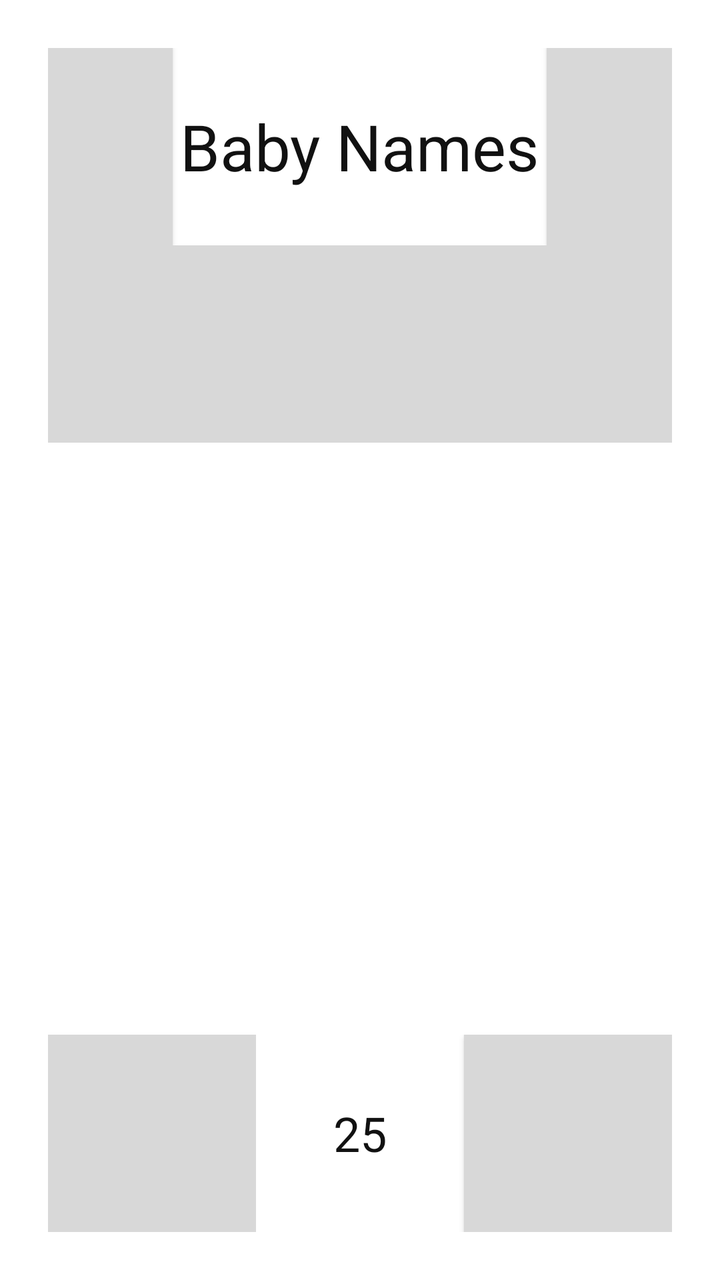
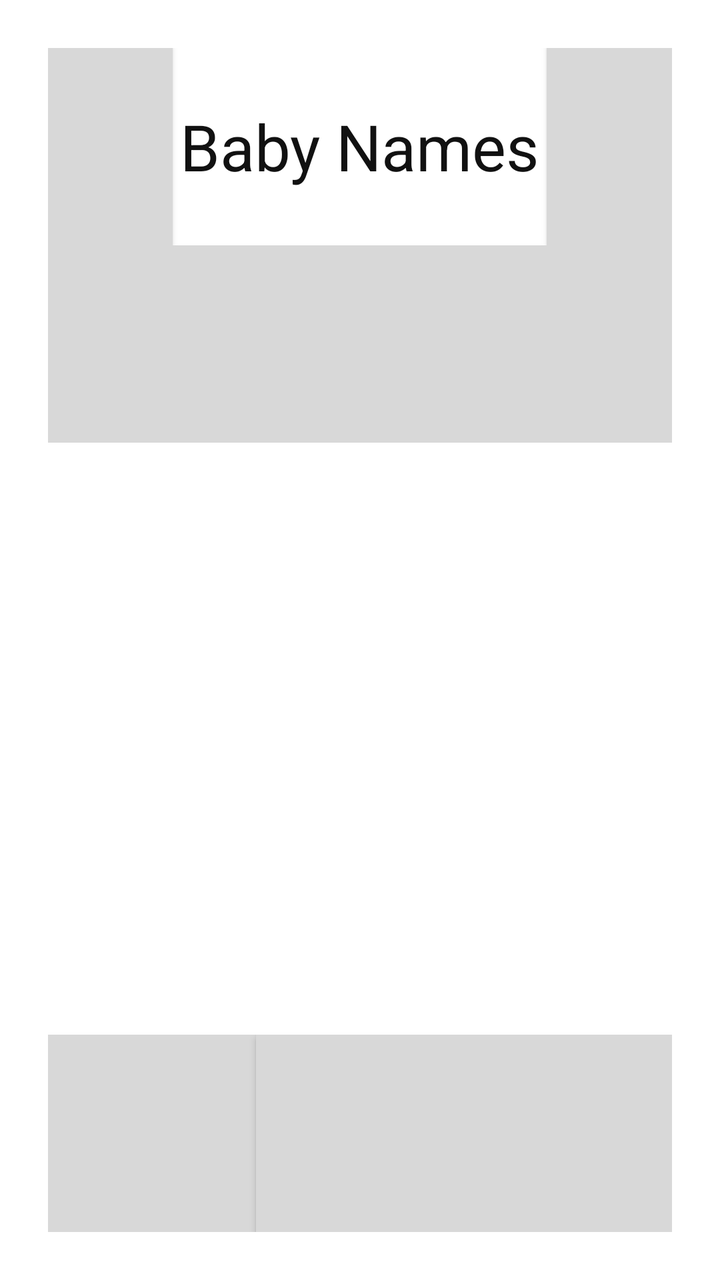

Compare the two renders of this Android layout. The source of the first and the diff that turns it into the second are given below.
<!-- AndroidManifest.xml: application theme AppTheme -->
<!-- res/layout/home.xml -->
<LinearLayout
     xmlns:android="http://schemas.android.com/apk/res/android"
     xmlns:tools="http://schemas.android.com/tools"
     android:id="@+id/bg"
     android:background="@color/white"
     android:orientation="vertical"
     android:layout_width="match_parent"
     android:layout_height="match_parent"
     android:padding="@dimen/largeMargin"
     tools:context=".Home">

     <LinearLayout
          android:orientation="horizontal"
          android:layout_width="fill_parent"
          android:layout_height="0dp"
          android:layout_weight="1">

          <Button
               android:id="@+id/account"
               android:onClick="account"
               android:text=""
               android:foreground="@drawable/tool_account" android:foregroundGravity="center"
               android:gravity="center"
               android:padding="@dimen/smallMargin"
               android:layout_height="fill_parent"
               android:layout_width="0dp"
               android:layout_weight="1"
               android:background="@color/gray"
               android:layout_gravity="center_horizontal"/>

          <TextView
               android:id="@+id/homePage"
               android:text="@string/homePage"
               android:textColor="@color/text_primary"
               android:gravity="center"
               android:textSize="@dimen/largeText"
               android:layout_height="fill_parent"
               android:layout_width="0dp"
               android:layout_weight="3"/>

          <Button
               android:id="@+id/myList"
               android:onClick="myList"
               android:text=""
               android:foreground="@drawable/tool_star" android:foregroundGravity="center"
               android:gravity="center"
               android:padding="@dimen/smallMargin"
               android:layout_width="0dp"
               android:layout_height="fill_parent"
               android:layout_weight="1"
               android:background="@color/gray"/>

     </LinearLayout>

     <LinearLayout
          android:orientation="horizontal"
          android:id="@+id/genderButtonsLayout"
          android:gravity="center"
          android:layout_height="0dp"
          android:layout_width="fill_parent"
          android:layout_weight="1">

          <Button
               android:id="@+id/boys"
               android:onClick="boys"
               android:text=""
               android:foreground="@drawable/ic_boy" android:foregroundGravity="center"
               android:gravity="center"
               android:padding="@dimen/smallMargin"
               android:layout_width="0dp"
               android:layout_height="fill_parent"
               android:layout_weight="1"
               android:background="@color/gray"/>

          <Button
               android:background="@color/gray"
               android:id="@+id/all"
               android:onClick="all"
               android:text=""
               android:foreground="@drawable/ic_baby" android:foregroundGravity="center"
               android:gravity="center"
               android:padding="@dimen/smallMargin"
               android:layout_width="0dp"
               android:layout_height="fill_parent"
               android:layout_weight="1"/>

          <Button
               android:background="@color/gray"
               android:id="@+id/girls"
               android:onClick="girls"
               android:text=""
               android:foreground="@drawable/ic_girl" android:foregroundGravity="center"
               android:gravity="center"
               android:padding="@dimen/smallMargin"
               android:layout_width="0dp"
               android:layout_height="fill_parent"
               android:layout_weight="1"/>

     </LinearLayout>

     <RelativeLayout
          android:id="@+id/alphabetListViewLayout"
          android:layout_height="0dp"
          android:layout_width="fill_parent"
          android:layout_weight="3">

          <ListView
               android:id="@+id/alphabetListView"
               android:layout_width="match_parent"
               android:layout_height="wrap_content"/>

     </RelativeLayout>

     <LinearLayout
          android:orientation="horizontal"
          android:id="@+id/bottomButtonsLayout"
          android:gravity="center"
          android:layout_height="0dp"
          android:layout_width="fill_parent"
          android:layout_weight="1">

          <Spinner
               android:id="@+id/sorts_spinner"
               android:layout_width="0dp"
               android:layout_height="fill_parent"
               android:paddingLeft="2dp"
               android:paddingRight="2dp"
               android:paddingTop="2dp"
               android:paddingBottom="2dp"
               android:layout_weight="1"
               android:background="@color/gray"
               android:gravity="center"
               android:dropDownWidth="260dp"/>

          <EditText
               android:id="@+id/limit"
               android:imeActionId="1"
               android:hint="@string/limit"
               android:text="25"
               android:singleLine="true"
               android:inputType="number"
               android:textSize="@dimen/mediumText"
               android:textAlignment="center"
               android:textColor="@color/text_primary"
               android:textColorHint="@color/text_secondary"
               android:padding="@dimen/smallMargin"
               android:layout_width="0dp"
               android:layout_height="fill_parent"
               android:layout_weight="1"
               android:gravity="center"
               android:background="@color/white"/>

          <Button
               android:id="@+id/names"
               android:onClick="names"
               android:text=""
               android:foreground="@drawable/tool_next" android:foregroundGravity="center"
               android:gravity="center"
               android:padding="@dimen/smallMargin"
               android:layout_width="0dp"
               android:layout_height="fill_parent"
               android:layout_weight="1"
               android:background="@color/gray"/>

     </LinearLayout>

</LinearLayout>
<!-- resources referenced by this layout -->
<resources>
  <color name="gray">#d8d8d8</color>
  <color name="text_primary">#111111</color>
  <color name="text_secondary">#555555</color>
  <color name="white">#ffffff</color>
  <dimen name="largeMargin">24dp</dimen>
  <dimen name="largeText">32sp</dimen>
  <dimen name="mediumText">24sp</dimen>
  <dimen name="smallMargin">6dp</dimen>
  <!-- drawable ic_baby: png bitmap (drawable-hdpi, 3486 bytes) -->
  <!-- drawable ic_boy: png bitmap (drawable-hdpi, 4145 bytes) -->
  <!-- drawable ic_girl: png bitmap (drawable-hdpi, 4881 bytes) -->
  <!-- drawable tool_account (drawable) -->
  <vector xmlns:android="http://schemas.android.com/apk/res/android"
      android:width="28dp"
      android:height="28dp"
      android:viewportWidth="100"
      android:viewportHeight="100">
      <path
          android:fillColor="@color/button_text"
          android:pathData="M50,14 A20,20 0 1,1 49.9,14 Z"/>
      <path
          android:fillColor="@color/button_text"
          android:pathData="M 16,84 C 16,65 30,57 50,57 C 70,57 84,65 84,84 C 84,86 82,88 80,88 L 20,88 C 18,88 16,86 16,84 Z"/>
  </vector>
  <!-- drawable tool_next (drawable) -->
  <vector xmlns:android="http://schemas.android.com/apk/res/android"
      android:width="28dp"
      android:height="28dp"
      android:viewportWidth="100"
      android:viewportHeight="100">
      <path
          android:fillColor="@color/button_text"
          android:pathData="M 30,18 C 27.5,16.5 24,18.2 24,21.5 L 24,78.5 C 24,81.8 27.5,83.5 30,82 L 78,53.5 C 80.5,52 80.5,48 78,46.5 Z"/>
  </vector>
  <!-- drawable tool_star (drawable) -->
  <vector xmlns:android="http://schemas.android.com/apk/res/android"
      android:width="28dp"
      android:height="28dp"
      android:viewportWidth="100"
      android:viewportHeight="100">
      <path
          android:fillColor="@color/button_text"
          android:pathData="M 50,8 L 62.5,35.5 L 91.5,39.5 L 70.5,59.5 L 75.8,88.5 L 50,74.5 L 24.2,88.5 L 29.5,59.5 L 8.5,39.5 L 37.5,35.5 Z"/>
  </vector>
  <string name="homePage">Baby Names</string>
  <string name="limit">max:1000</string>
  <style name="AppTheme" parent="android:Theme.Material.Light.NoActionBar">
          <item name="android:textColor">@color/text_primary</item>
          <item name="android:textColorPrimary">@color/text_primary</item>
          <item name="android:textColorSecondary">@color/text_secondary</item>
          <item name="android:windowBackground">@color/white</item>
          <item name="android:colorBackground">@color/white</item>
      </style>
  <color name="button_text">#111111</color>
</resources>

<!-- the commit's change to res/layout/home.xml (unified diff, before → after) -->
@@ -132,23 +132,18 @@
                android:gravity="center"
                android:dropDownWidth="260dp"/>
 
-          <EditText
-               android:id="@+id/limit"
-               android:imeActionId="1"
-               android:hint="@string/limit"
-               android:text="25"
-               android:singleLine="true"
-               android:inputType="number"
-               android:textSize="@dimen/mediumText"
-               android:textAlignment="center"
-               android:textColor="@color/text_primary"
-               android:textColorHint="@color/text_secondary"
+          <Button
+               android:id="@+id/search_button"
+               android:onClick="openSearchFilter"
+               android:text=""
+               android:foreground="@drawable/tool_search"
+               android:foregroundGravity="center"
+               android:gravity="center"
                android:padding="@dimen/smallMargin"
                android:layout_width="0dp"
                android:layout_height="fill_parent"
                android:layout_weight="1"
-               android:gravity="center"
-               android:background="@color/white"/>
+               android:background="@color/gray"/>
 
           <Button
                android:id="@+id/names"
<!-- resource entries referenced after the edit -->
@@ -6,7 +6,6 @@
   <color name="white">#ffffff</color>
   <dimen name="largeMargin">24dp</dimen>
   <dimen name="largeText">32sp</dimen>
-  <dimen name="mediumText">24sp</dimen>
   <dimen name="smallMargin">6dp</dimen>
   <!-- drawable ic_baby: png bitmap (drawable-hdpi, 3486 bytes) -->
   <!-- drawable ic_boy: png bitmap (drawable-hdpi, 4145 bytes) -->
@@ -34,6 +33,24 @@
           android:fillColor="@color/button_text"
           android:pathData="M 30,18 C 27.5,16.5 24,18.2 24,21.5 L 24,78.5 C 24,81.8 27.5,83.5 30,82 L 78,53.5 C 80.5,52 80.5,48 78,46.5 Z"/>
   </vector>
+  <!-- drawable tool_search (drawable) -->
+  <vector xmlns:android="http://schemas.android.com/apk/res/android"
+      android:width="28dp"
+      android:height="28dp"
+      android:viewportWidth="100"
+      android:viewportHeight="100">
+      <path
+          android:strokeColor="@color/button_text"
+          android:strokeWidth="10"
+          android:fillColor="#00000000"
+          android:pathData="M 44,44 m -24,0 a 24,24 0 1,0 48,0 a 24,24 0 1,0 -48,0"/>
+      <path
+          android:strokeColor="@color/button_text"
+          android:strokeWidth="12"
+          android:strokeLineCap="round"
+          android:fillColor="#00000000"
+          android:pathData="M 61,61 L 82,82"/>
+  </vector>
   <!-- drawable tool_star (drawable) -->
   <vector xmlns:android="http://schemas.android.com/apk/res/android"
       android:width="28dp"
@@ -45,7 +62,6 @@
           android:pathData="M 50,8 L 62.5,35.5 L 91.5,39.5 L 70.5,59.5 L 75.8,88.5 L 50,74.5 L 24.2,88.5 L 29.5,59.5 L 8.5,39.5 L 37.5,35.5 Z"/>
   </vector>
   <string name="homePage">Baby Names</string>
-  <string name="limit">max:1000</string>
   <style name="AppTheme" parent="android:Theme.Material.Light.NoActionBar">
           <item name="android:textColor">@color/text_primary</item>
           <item name="android:textColorPrimary">@color/text_primary</item>
